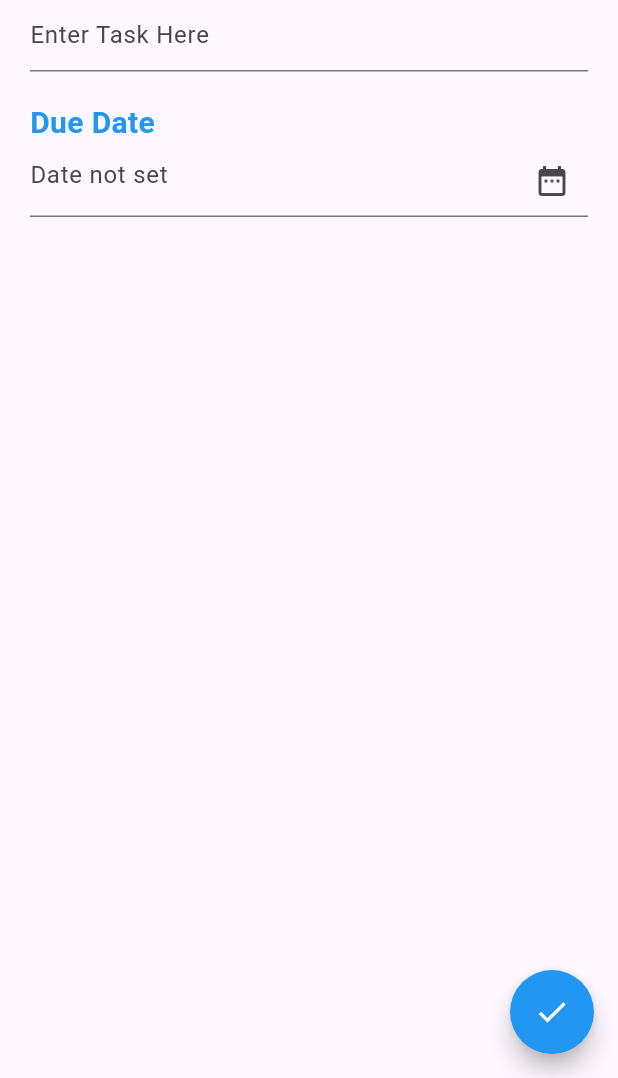
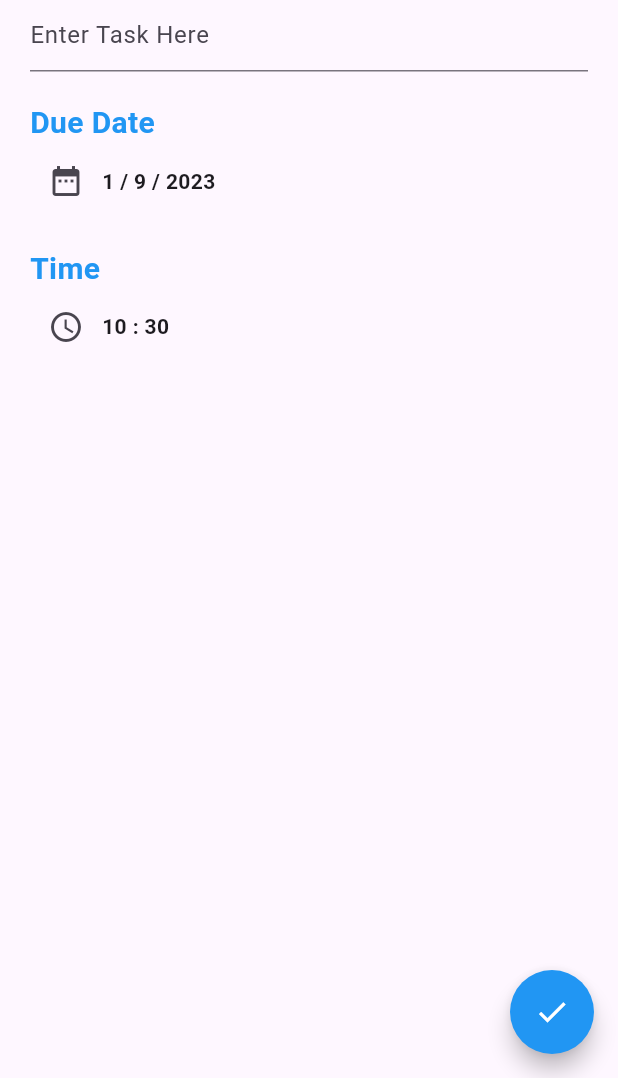
Before and after one commit to hirenkhasatiya/Todo_App, a Flutter app: the androidAddPage screen opened by its route, on a phone screen of 412 x 824 dp, the part 158-1236 px from its top. Run offline on Flutter 3.47's test engine with Material 2 defaults, Android fonts, the phone set to English and light mode, and no system bars.

Commit message:
add task page

```diff
--- a/TODO_app/lib/controller/dateTime_Controller.dart
+++ b/TODO_app/lib/controller/dateTime_Controller.dart
@@ -1,9 +1,9 @@
 import 'package:flutter/material.dart';
 
 class dateTimecontroller extends ChangeNotifier {
-  DateTime? DT = DateTime.now();
+  DateTime DT = DateTime.now();
 
-  TimeOfDay? TD = TimeOfDay.now();
+  TimeOfDay TD = TimeOfDay.now();
 
   dateTimeChange({required DateTime dateTime}) {
     DT = dateTime;
--- a/TODO_app/lib/main.dart
+++ b/TODO_app/lib/main.dart
@@ -1,6 +1,7 @@
 import 'package:flutter/cupertino.dart';
 import 'package:flutter/material.dart';
 import 'package:provider/provider.dart';
+import 'package:todo_app/controller/dateTime_Controller.dart';
 import 'package:todo_app/controller/platform_controller.dart';
 import 'package:todo_app/views/screens/android_AddPage.dart';
 import 'package:todo_app/views/screens/android_homePage.dart';
@@ -12,7 +13,10 @@ void main() {
       providers: [
         ChangeNotifierProvider(
           create: (context) => platformcontroller(),
-        )
+        ),
+        ChangeNotifierProvider(
+          create: (context) => dateTimecontroller(),
+        ),
       ],
       child: const MyApp(),
     ),
--- a/TODO_app/lib/views/screens/android_AddPage.dart
+++ b/TODO_app/lib/views/screens/android_AddPage.dart
@@ -7,10 +7,6 @@ class androidAddPage extends StatelessWidget {
 
   @override
   Widget build(BuildContext context) {
-    String Task, Date, Time;
-
-    Task = Date = Time = "";
-
     return Scaffold(
       appBar: AppBar(
         title: const Text("New Task"),
@@ -28,7 +24,6 @@ class androidAddPage extends StatelessWidget {
                   fontSize: 20),
             ),
             TextField(
-              onChanged: (val) => Task = val,
               decoration: InputDecoration(hintText: 'Enter Task Here'),
             ),
             SizedBox(
@@ -41,26 +36,67 @@ class androidAddPage extends StatelessWidget {
                   color: Colors.blue,
                   fontSize: 20),
             ),
-            TextField(
-              onChanged: (val) => Date = val,
-              decoration: InputDecoration(
-                  suffixIcon: IconButton(
+            Row(children: [
+              IconButton(
                   onPressed: () async {
                     DateTime? DT = await showDatePicker(
                       context: context,
-                          initialDate: DateTime.now(),
+                      initialDate: Provider.of<dateTimecontroller>(context,
+                              listen: false)
+                          .DT,
                       firstDate: DateTime.now(),
                       lastDate: DateTime.now().add(
                         Duration(days: 5),
                       ),
                     );
                     if (DT != null) {
-                          Provider.of<dateTimecontroller>(context)
+                      Provider.of<dateTimecontroller>(context, listen: false)
                           .dateTimeChange(dateTime: DT);
                     }
                   },
                   icon: Icon(Icons.date_range)),
-                  hintText: Date.isEmpty ? "Date not set" : Date),
+              Consumer<dateTimecontroller>(builder: (context, Provider, child) {
+                return Text(
+                  "${Provider.DT!.day} / ${Provider.DT!.month} / ${Provider.DT!.year}",
+                  style: TextStyle(fontWeight: FontWeight.bold),
+                );
+              }),
+            ]),
+            SizedBox(
+              height: 20,
+            ),
+            Text(
+              "Time",
+              style: TextStyle(
+                  fontWeight: FontWeight.bold,
+                  color: Colors.blue,
+                  fontSize: 20),
+            ),
+            Row(
+              children: [
+                IconButton(
+                  onPressed: () async {
+                    TimeOfDay? TD = await showTimePicker(
+                      context: context,
+                      initialTime: Provider.of<dateTimecontroller>(context,
+                              listen: false)
+                          .TD,
+                    );
+                    if (TD != null) {
+                      Provider.of<dateTimecontroller>(context, listen: false)
+                          .TimeChange(time: TD);
+                    }
+                  },
+                  icon: Icon(Icons.watch_later_outlined),
+                ),
+                Consumer<dateTimecontroller>(
+                    builder: (context, Provider, child) {
+                  return Text(
+                    "${Provider.TD!.hour % 12} : ${Provider.TD!.minute} ",
+                    style: TextStyle(fontWeight: FontWeight.bold),
+                  );
+                }),
+              ],
             ),
           ],
         ),
```
Lines whose indentation alone changed are shown as unchanged.
